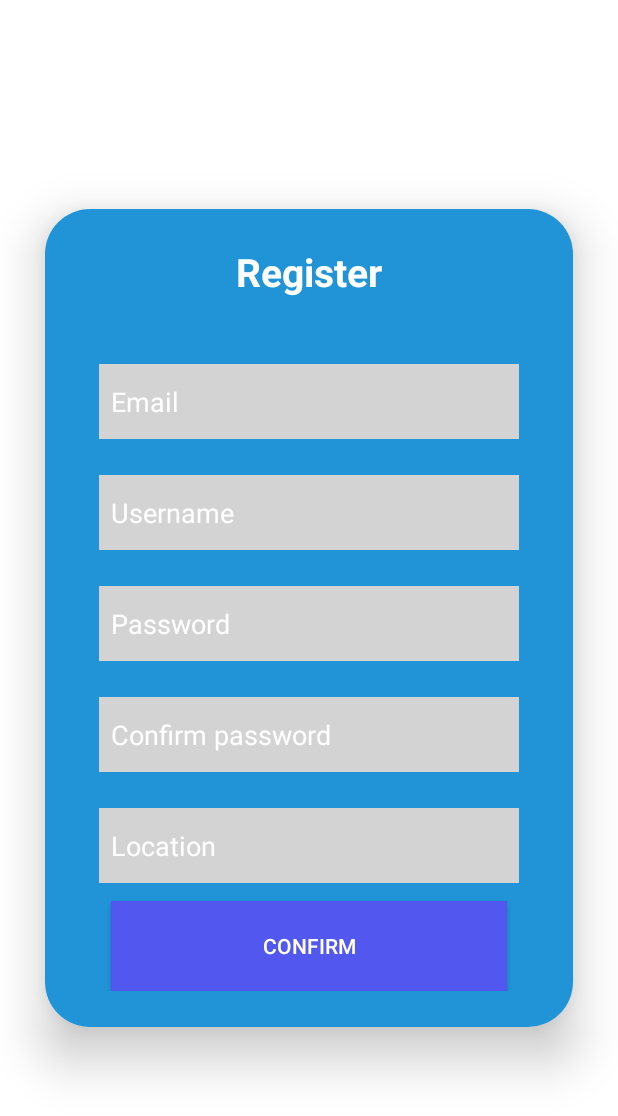
After one commit to AlexMednov/Materialism, an Android app built with Jetpack Compose: the layout activity_register.xml on its own in the app's theme, with its tools: preview values and no code run, on a phone screen of 412 x 824 dp. The commit adds this screen. Shown: the top 1116 px of the screen. Run offline under Robolectric (Android 15) with nearby library versions, the phone set to English and light mode, and no system bars.

Commit message:
Finished with frontend for register page

```diff
--- a/app/src/main/AndroidManifest.xml
+++ b/app/src/main/AndroidManifest.xml
@@ -21,6 +21,11 @@
             android:name=".MainPageActivity"
             android:exported="false"
             android:label="@string/title_activity_main_page"
+            android:theme="@style/Theme.Materialism" />
+        <activity
+            android:name=".RegisterActivity"
+            android:exported="false"
+            android:label="@string/title_activity_register"
             android:theme="@style/Theme.Materialism" />
 		<activity
             android:name=".AddItemActivity"
--- a/app/src/main/java/com/materialism/LoginActivity.kt
+++ b/app/src/main/java/com/materialism/LoginActivity.kt
@@ -4,6 +4,7 @@ import android.content.Intent
 import android.os.Bundle
 import android.view.View
 import android.widget.Button
+import android.widget.TextView
 import androidx.activity.ComponentActivity
 
 class LoginActivity : ComponentActivity() {
@@ -12,11 +13,17 @@ class LoginActivity : ComponentActivity() {
         setContentView(R.layout.login_activity)
 
         val loginButton = findViewById<Button>(R.id.loginButton)
+        val registerTextView = findViewById<TextView>(R.id.tv_register_here)
 
         loginButton.setOnClickListener(
             View.OnClickListener {
                 val intent = Intent(this, MainPageActivity::class.java)
+                startActivity(intent)
+            })
 
+        registerTextView.setOnClickListener(
+            View.OnClickListener {
+                val intent = Intent(this, RegisterActivity::class.java)
                 startActivity(intent)
             })
     }
--- a/app/src/main/java/com/materialism/RegisterActivity.kt
+++ b/app/src/main/java/com/materialism/RegisterActivity.kt
@@ -1,4 +1,11 @@
 package com.materialism
 
-class RegisterActivity {
+import android.os.Bundle
+import androidx.appcompat.app.AppCompatActivity
+
+class RegisterActivity : AppCompatActivity() {
+    override fun onCreate(savedInstanceState: Bundle?) {
+        super.onCreate(savedInstanceState)
+        setContentView(R.layout.activity_register)
+    }
 }
--- /dev/null
+++ b/app/src/main/res/layout/activity_register.xml
@@ -0,0 +1,106 @@
+<?xml version="1.0" encoding="utf-8"?>
+<LinearLayout xmlns:android="http://schemas.android.com/apk/res/android"
+    xmlns:app="http://schemas.android.com/apk/res-auto"
+    android:layout_width="match_parent"
+    android:layout_height="match_parent"
+    android:orientation="vertical"
+    android:gravity="center"
+    android:background="@android:color/white">
+
+    <androidx.cardview.widget.CardView
+        android:layout_width="match_parent"
+        android:layout_height="wrap_content"
+        android:layout_margin="30dp"
+        app:cardCornerRadius="30dp"
+        app:cardElevation="20dp">
+
+        <LinearLayout
+            android:layout_width="match_parent"
+            android:layout_height="wrap_content"
+            android:orientation="vertical"
+            android:padding="24dp"
+            android:background="@color/login_color">
+
+            <TextView
+                android:id="@+id/tv_register"
+                android:layout_width="wrap_content"
+                android:layout_height="wrap_content"
+                android:text="Register"
+                android:textSize="26sp"
+                android:textAlignment="center"
+                android:textStyle="bold"
+                android:textColor="@android:color/white"
+                android:layout_gravity="center"
+                android:layout_marginBottom="32dp"/>
+
+            <EditText
+                android:id="@+id/et_email"
+                android:layout_width="match_parent"
+                android:layout_height="50dp"
+                android:layout_margin="12dp"
+                android:padding="8dp"
+                android:hint="Email"
+                android:background="@color/light_grey_login"
+                android:textColorHint="#FFFFFF"
+                android:textColor="#FFFFFF"
+                android:inputType="textEmailAddress"/>
+
+            <EditText
+                android:id="@+id/et_username"
+                android:layout_width="match_parent"
+                android:layout_height="50dp"
+                android:layout_margin="12dp"
+                android:padding="8dp"
+                android:hint="Username"
+                android:background="@color/light_grey_login"
+                android:textColorHint="#FFFFFF"
+                android:textColor="#FFFFFF"
+                android:inputType="text"/>
+
+            <EditText
+                android:id="@+id/et_password"
+                android:layout_width="match_parent"
+                android:layout_height="50dp"
+                android:layout_margin="12dp"
+                android:padding="8dp"
+                android:hint="Password"
+                android:background="@color/light_grey_login"
+                android:textColorHint="#FFFFFF"
+                android:textColor="#FFFFFF"
+                android:inputType="textPassword"/>
+
+            <EditText
+                android:id="@+id/et_confirm_password"
+                android:layout_width="match_parent"
+                android:layout_height="50dp"
+                android:layout_margin="12dp"
+                android:padding="8dp"
+                android:hint="Confirm password"
+                android:background="@color/light_grey_login"
+                android:textColorHint="#FFFFFF"
+                android:textColor="#FFFFFF"
+                android:inputType="textPassword"/>
+
+            <EditText
+                android:id="@+id/et_location"
+                android:layout_width="match_parent"
+                android:layout_height="50dp"
+                android:layout_margin="12dp"
+                android:padding="8dp"
+                android:hint="Location"
+                android:background="@color/light_grey_login"
+                android:textColorHint="#FFFFFF"
+                android:textColor="#FFFFFF"
+                android:inputType="text"/>
+
+            <Button
+                android:id="@+id/btn_confirm"
+                android:layout_width="match_parent"
+                android:layout_height="60dp"
+                android:text="Confirm"
+                android:background="@color/login_button_color"
+                android:textColor="@android:color/white"
+                android:layout_marginHorizontal="20dp"/>
+        </LinearLayout>
+    </androidx.cardview.widget.CardView>
+</LinearLayout>
--- a/app/src/main/res/layout/login_activity.xml
+++ b/app/src/main/res/layout/login_activity.xml
@@ -1,8 +1,8 @@
 <?xml version="1.0" encoding="utf-8"?>
 <LinearLayout xmlns:android="http://schemas.android.com/apk/res/android"
+    xmlns:app="http://schemas.android.com/apk/res-auto"
     android:layout_width="match_parent"
     android:layout_height="match_parent"
-    xmlns:app="http://schemas.android.com/apk/res-auto"
     android:orientation="vertical"
     android:gravity="center">
 
@@ -13,9 +13,7 @@
         android:id="@+id/loginMaterialism"
         android:textSize="24sp"
         android:textColor="@color/black"
-        android:textStyle="bold">
-
-    </TextView>
+        android:textStyle="bold"/>
 
     <androidx.cardview.widget.CardView
         android:layout_width="match_parent"
@@ -39,9 +37,7 @@
                 android:textSize="26sp"
                 android:textAlignment="center"
                 android:textStyle="bold"
-                android:textColor="@color/white">
-
-            </TextView>
+                android:textColor="@color/white"/>
 
             <EditText
                 android:layout_width="match_parent"
@@ -50,9 +46,7 @@
                 android:layout_margin="20dp"
                 android:padding="8dp"
                 android:background="@color/light_grey_login"
-                android:hint="Username">
-
-            </EditText>
+                android:hint="Username"/>
 
             <EditText
                 android:layout_width="match_parent"
@@ -61,9 +55,7 @@
                 android:layout_margin="20dp"
                 android:padding="8dp"
                 android:background="@color/light_grey_login"
-                android:hint="Password">
-
-            </EditText>
+                android:hint="Password"/>
 
             <Button
                 android:id="@+id/loginButton"
@@ -71,19 +63,18 @@
                 android:layout_height="60dp"
                 android:text="Login"
                 android:background="@color/login_button_color"
-                android:layout_marginHorizontal="20dp">
-
-            </Button>
+                android:layout_marginHorizontal="20dp"/>
 
             <TextView
+                android:id="@+id/tv_register_here"
                 android:layout_width="wrap_content"
                 android:layout_height="wrap_content"
                 android:text="First time? Register here!"
                 android:textSize="20sp"
                 android:textColor="@color/white"
-                android:layout_margin="20dp">
-
-            </TextView>
+                android:layout_margin="20dp"
+                android:clickable="true"
+                android:focusable="true"/>
         </LinearLayout>
     </androidx.cardview.widget.CardView>
 </LinearLayout>
--- a/app/src/main/res/values/strings.xml
+++ b/app/src/main/res/values/strings.xml
@@ -7,6 +7,7 @@
     <string name="title_activity_design_main_page">DesignMainPageActivity</string>
     <string name="title_activity_add_item">AddItemActivity</string>
     <string name="title_activity_view_items">ViewItemsActivity</string>
+    <string name="title_activity_register">RegisterActivity</string>
     <string name="flag">Flag</string>
     <string name="people">People</string>
     <string name="item_name">Item name</string>
```
Lines whose indentation alone changed are shown as unchanged.
